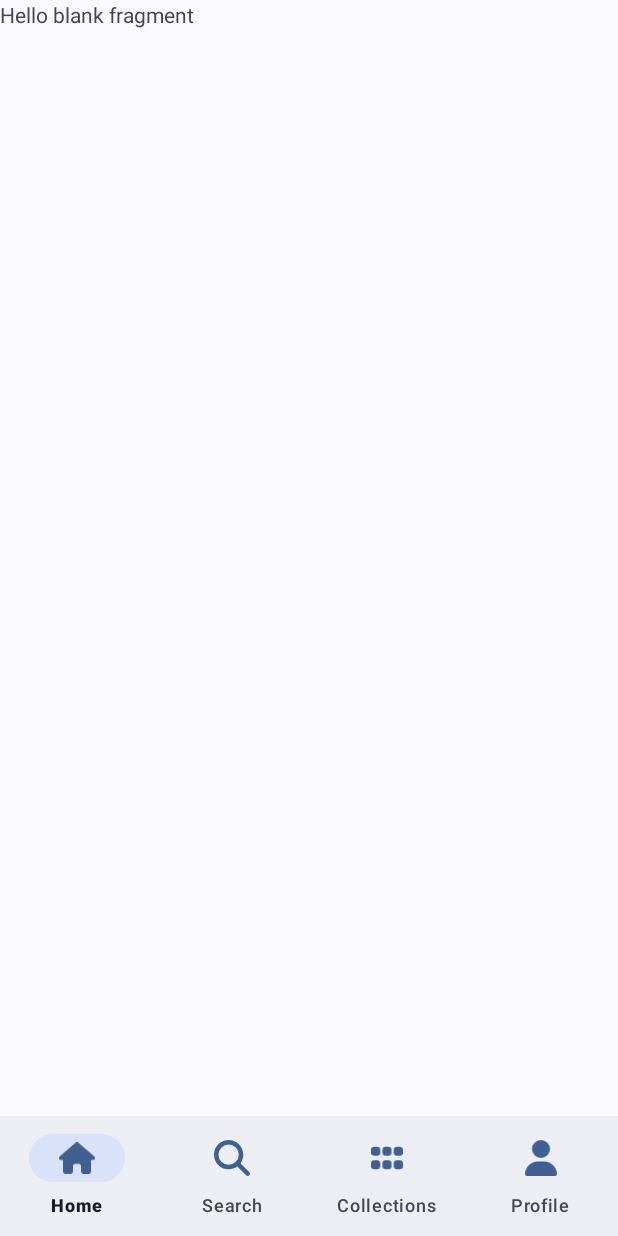
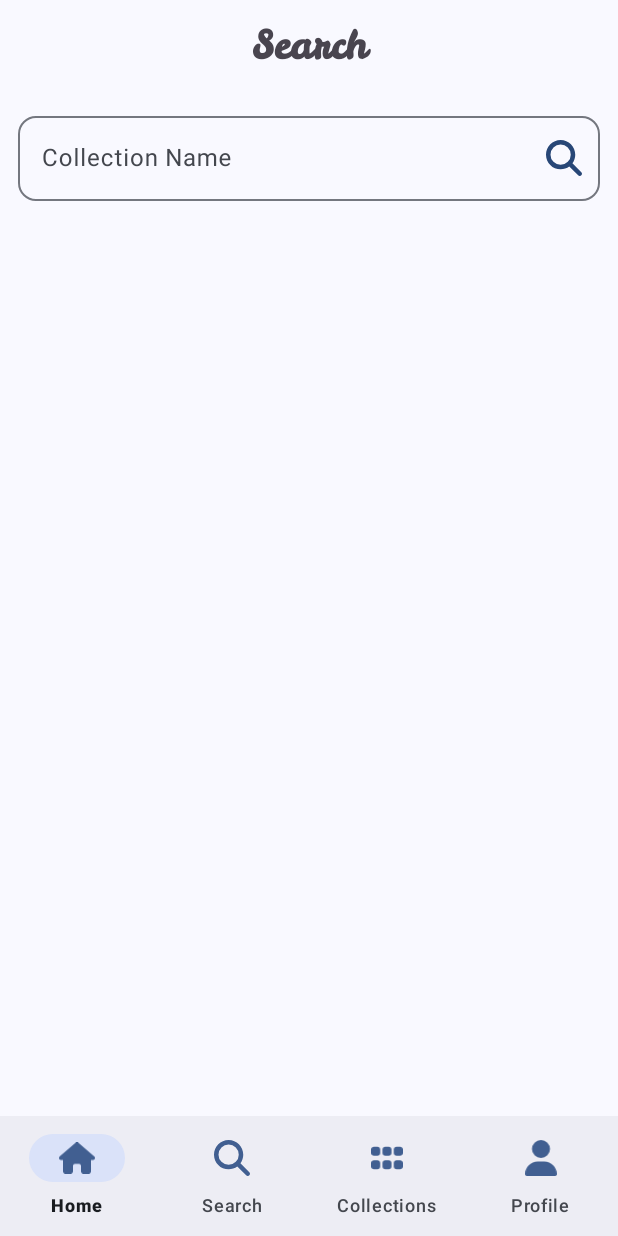
Before and after one commit to quangtung75/BTL_Android, an Android app: the SearchFragment screen opened through its navigation route, on a phone screen of 412 x 824 dp. Run offline under Robolectric (Android 15) with nearby library versions, the phone set to English and light mode, and no system bars.

Commit message:
Done fragment_search.xml

```diff
--- a/app/src/main/res/layout/fragment_search.xml
+++ b/app/src/main/res/layout/fragment_search.xml
@@ -1,14 +1,64 @@
 <?xml version="1.0" encoding="utf-8"?>
 <FrameLayout xmlns:android="http://schemas.android.com/apk/res/android"
     xmlns:tools="http://schemas.android.com/tools"
+    xmlns:app="http://schemas.android.com/apk/res-auto"
     android:layout_width="match_parent"
     android:layout_height="match_parent"
     tools:context=".SearchFragment">
 
-    <!-- TODO: Update blank fragment layout -->
-    <TextView
+    <LinearLayout
         android:layout_width="match_parent"
         android:layout_height="match_parent"
-        android:text="@string/hello_blank_fragment" />
+        android:orientation="vertical">
+
+        <TextView
+            android:layout_width="match_parent"
+            android:layout_height="wrap_content"
+            android:text="Search"
+            android:textStyle="bold"
+            android:textSize="26sp"
+            android:fontFamily="@font/leckerlione"
+            android:gravity="center"
+            android:layout_marginVertical="12dp"/>
+
+        <com.google.android.material.textfield.TextInputLayout
+            android:layout_width="match_parent"
+            android:layout_height="wrap_content"
+            app:boxCornerRadiusBottomEnd="12dp"
+            app:boxCornerRadiusBottomStart="12dp"
+            app:boxCornerRadiusTopEnd="12dp"
+            app:boxCornerRadiusTopStart="12dp"
+            android:layout_marginTop="12dp"
+            app:endIconDrawable="@drawable/ic_search"
+            app:endIconTint="@color/md_theme_onPrimaryContainer"
+            app:endIconMode="custom">
+
+            <com.google.android.material.textfield.TextInputEditText
+                android:id="@+id/etCollectionName"
+                android:layout_width="match_parent"
+                android:layout_height="wrap_content"
+                android:hint="Collection Name"
+                android:textSize="16sp"
+                android:layout_margin="12dp"
+                android:lines="1"
+                android:singleLine="true"
+                android:imeOptions="actionSearch" />
+
+        </com.google.android.material.textfield.TextInputLayout>
+
+        <androidx.recyclerview.widget.RecyclerView
+            android:id="@+id/recyclerView"
+            android:layout_width="match_parent"
+            android:layout_height="match_parent"
+            android:layout_margin="6dp"/>
+
+    </LinearLayout>
+
+    <ProgressBar
+        android:id="@+id/progressBar"
+        android:layout_width="wrap_content"
+        android:layout_height="wrap_content"
+        android:layout_gravity="center"
+        android:visibility="gone"/>
 
 </FrameLayout>
```
